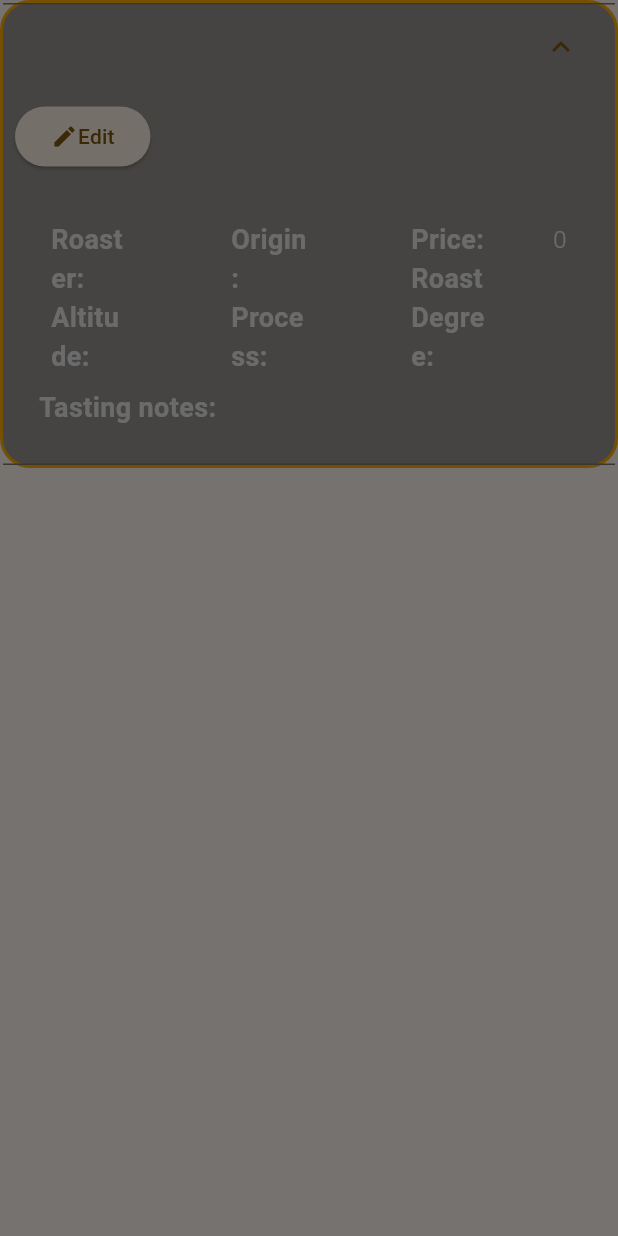
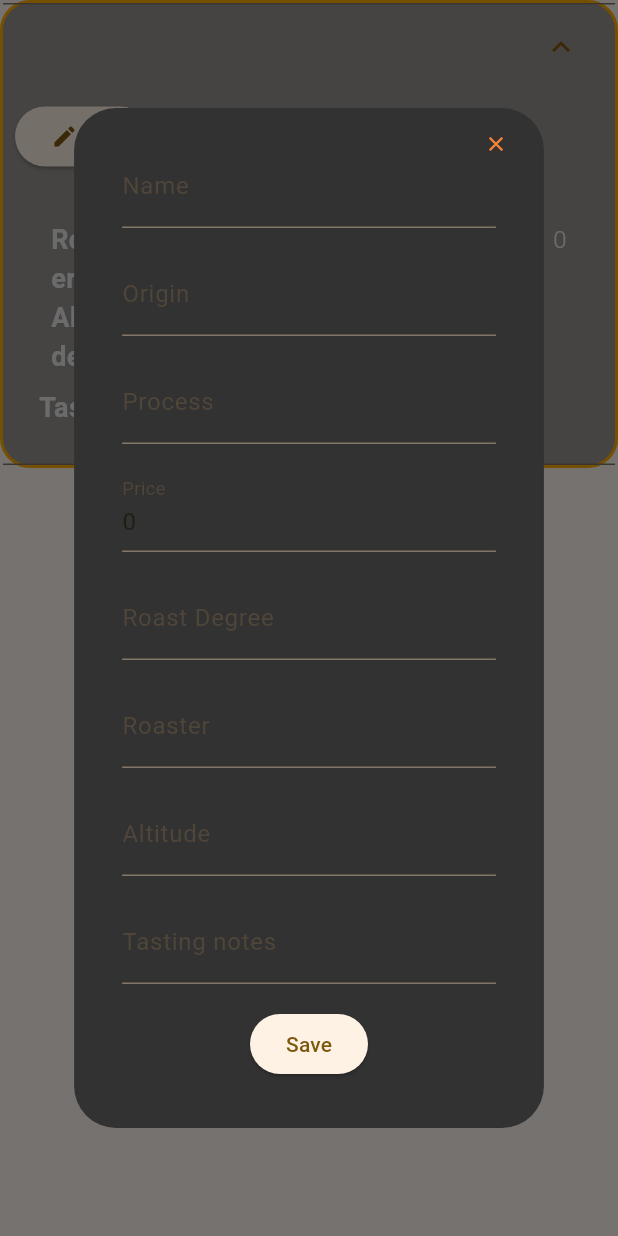
Before and after one commit to Tatok-n/beanBoi-frontend, a Flutter app: the DataCard widget shown alone on an empty page, opened directly with empty values, after a tap on the "expand more" icon, after a tap on "Edit", on a phone screen of 412 x 824 dp. Run offline on Flutter 3.47's test engine with Material 3 defaults, Android fonts, the light colour scheme and no system bars; our stand-ins replace simple_animations, supercharged; network calls fail.

Commit message:
Implemented updateBeans() :D - Moved beanDialog to its own class

```diff
--- /dev/null
+++ b/beanboi_frontend/lib/widgets/displayUtils/beanDialog.dart
@@ -0,0 +1,127 @@
+import 'dart:math';
+import 'dart:ui';
+
+import 'package:flutter/material.dart';
+import 'package:beanboi_frontend/widgets/displayUtils/userPrefs.dart';
+
+class Beandialog extends StatelessWidget {
+  final Map<dynamic, dynamic> initialValues;
+  final Map<dynamic, dynamic> mapToEdit = {};
+  final String buttonText;
+  final Function saveFunction;
+
+  Beandialog({
+    required this.initialValues,
+    required this.buttonText,
+    required this.saveFunction,
+  });
+
+  @override
+  Widget build(BuildContext context) {
+    final _formKey = GlobalKey<FormState>();
+    final prefs = Userprefs();
+    return AlertDialog(
+      backgroundColor: prefs.black3,
+      content: Stack(
+        clipBehavior: Clip.none,
+        children: <Widget>[
+          Positioned(
+            right: 0,
+            top: 0,
+            child: InkResponse(
+              onTap: () {
+                Navigator.of(context).pop();
+              },
+              child: Icon(
+                Icons.close,
+                color: prefs.accent2,
+                size: 16,
+              ),
+            ),
+          ),
+          Form(
+            key: _formKey,
+            child: Column(
+              mainAxisSize: MainAxisSize.min,
+              children: <Widget>[
+                GetFormField(initialValues, mapToEdit, "name", "Enter bean name", "Name"),
+                GetFormField(initialValues, mapToEdit, "origin", "Enter bean Origin", "Origin"),
+                GetFormField(initialValues, mapToEdit, "process", "Enter the process used", "Process"),
+                GetFormFieldWithValidator(initialValues, mapToEdit, "price", "Enter Bean price/100g", "Price", decimalValidator, (value) => mapToEdit["price"] = double.tryParse(value ?? '') ?? 0.0),
+                GetFormFieldWithValidator(initialValues, mapToEdit, "roastDegree", "Enter roast Degree", "Roast Degree", intValidator, (newValue) => mapToEdit["roastDegree"] = int.tryParse(newValue ?? '')),
+                GetFormField(initialValues, mapToEdit, "roaster", "Enter Roaster", "Roaster"),
+                GetFormFieldWithValidator(initialValues, mapToEdit, "altitude", "Enter altitude of cultivation", "Altitude", intValidator, (newValue) => mapToEdit["altitude"] = int.tryParse(newValue ?? '')),
+                GetFormField(initialValues, mapToEdit, "tastingNotes", 'What does the coffee taste like...', "Tasting notes"),
+                Padding(
+                  padding: const EdgeInsets.all(8),
+                  child: ElevatedButton(
+                    child: Text(buttonText),
+                    onPressed: () {
+                      if (_formKey.currentState!.validate()) {
+                        _formKey.currentState!.save();
+                        Navigator.of(context).pop();
+                        //saveFunction();
+                      }
+                    },
+                  ),
+                )
+              ],
+            ),
+          ),
+        ],
+      ),
+    );
+  }
+
+
+  String? intValidator(value) {
+                      return (value != null &&
+                              RegExp(r'^[0-9]+$').hasMatch(value))
+                          ? null
+                          : 'Only whole numbers are allowed.';
+                    }
+
+  String? decimalValidator(value) {
+                      return (value != null &&
+                              RegExp(r'^[0-9]+(\.[0-9]+)?$')
+                                  .hasMatch(value))
+                          ? null
+                          : 'Only decimal numbers are allowed.';
+                    }
+
+
+
+  Padding GetFormField(Map<dynamic, dynamic> initialValues, Map<dynamic, dynamic> mapToUpdate, String keyToEdit, String hintText, String labelText) {
+    return Padding(
+                padding: const EdgeInsets.all(8),
+                child: TextFormField(
+                  initialValue: initialValues[keyToEdit],
+                  decoration: InputDecoration(
+                      hintText: hintText,
+                      labelText: labelText),
+                  onSaved: (newValue) =>
+                      mapToUpdate[keyToEdit] = newValue,
+                ),
+              );
+
+
+  }
+
+  Map<dynamic, dynamic> getUpdatedMap() {
+    return mapToEdit;}
+
+  Padding GetFormFieldWithValidator(Map<dynamic, dynamic> initialValues, Map<dynamic, dynamic> mapToUpdate, String keyToEdit, String hintText, String labelText, FormFieldValidator<String>? validator, FormFieldSetter<String>? onSaved) {
+    return Padding(
+
+                padding: const EdgeInsets.all(8),
+                child: TextFormField(
+                  validator : validator,
+                  initialValue: initialValues[keyToEdit].toString(),
+                  decoration: InputDecoration(
+                      hintText: hintText,
+                      labelText: labelText),
+                  onSaved: onSaved,
+                ),
+              );
+}
+}
--- a/beanboi_frontend/lib/widgets/displayUtils/dataCard.dart
+++ b/beanboi_frontend/lib/widgets/displayUtils/dataCard.dart
@@ -4,15 +4,23 @@ import 'dart:ui';
 import 'package:beanboi_frontend/widgets/displayUtils/label.dart';
 import 'package:flutter/material.dart';
 import 'package:beanboi_frontend/widgets/displayUtils/userPrefs.dart';
-import 'package:simple_animations/simple_animations.dart';
-import 'package:beanboi_frontend/widgets/beanDisplay.dart'; // Import BeanDialog
+import 'package:beanboi_frontend/widgets/displayUtils/beanDialog.dart';
+import 'package:beanboi_frontend/controllers/beanCaller.dart' as beanCaller;
 
 class DataCard extends StatelessWidget {
-  DataCard(this.data, this.dialog, this.updateBeanCallback, {super.key});
+  final Map<dynamic, dynamic> data;
+  late final Beandialog dialog;
+  final String user;
 
-  final Map<dynamic, dynamic> data;
-  final Widget dialog;
-  final Function(Map<dynamic, dynamic>) updateBeanCallback;
+  DataCard(this.data, this.updateBeanCallback, this.user, {super.key}) {
+    dialog = Beandialog(
+      initialValues: data,
+      buttonText: "Save",
+      saveFunction: updateBeanCallback,
+    );
+  }
+  final Function() updateBeanCallback;
+
 
   final Userprefs userprefs = Userprefs();
 
@@ -42,8 +50,8 @@ class DataCard extends StatelessWidget {
                     context: context,
                     builder: (BuildContext context) => dialog,
                   );
-                  print("Updated bean: $data");
-                  updateBeanCallback(data);
+                  updateBeans(dialog.mapToEdit);
+                  updateBeanCallback();
                 },
                 child: Row(
                   mainAxisSize: MainAxisSize.min,
@@ -115,4 +123,25 @@ class DataCard extends StatelessWidget {
       ),
     );
   }
+
+    Future<void> updateBeans(beanToUpdate) async {
+    try {
+      Map<String, dynamic> updatedBeans = {
+        "name": beanToUpdate["name"],
+        "origin": beanToUpdate["origin"],
+        "process": beanToUpdate["process"],
+        "price": beanToUpdate["price"],
+        "roastDegree": beanToUpdate["roastDegree"],
+        "roaster": beanToUpdate["roaster"],
+        "altitude": beanToUpdate["altitude"],
+        "tastingNotes": beanToUpdate["tastingNotes"],
+        "id" : data["id"],
+        "uid" : data["uid"],
+        "isActive" : data["isActive"]
+      };
+      await beanCaller.updateBean(updatedBeans, user);
+    } catch (e) {
+      print("Error updatingBeans beans: $e");
+    }
+  }
 }
```
Also changed, not shown: beanboi_frontend/lib/widgets/beanDisplay.dart (+6 -7 lines).
